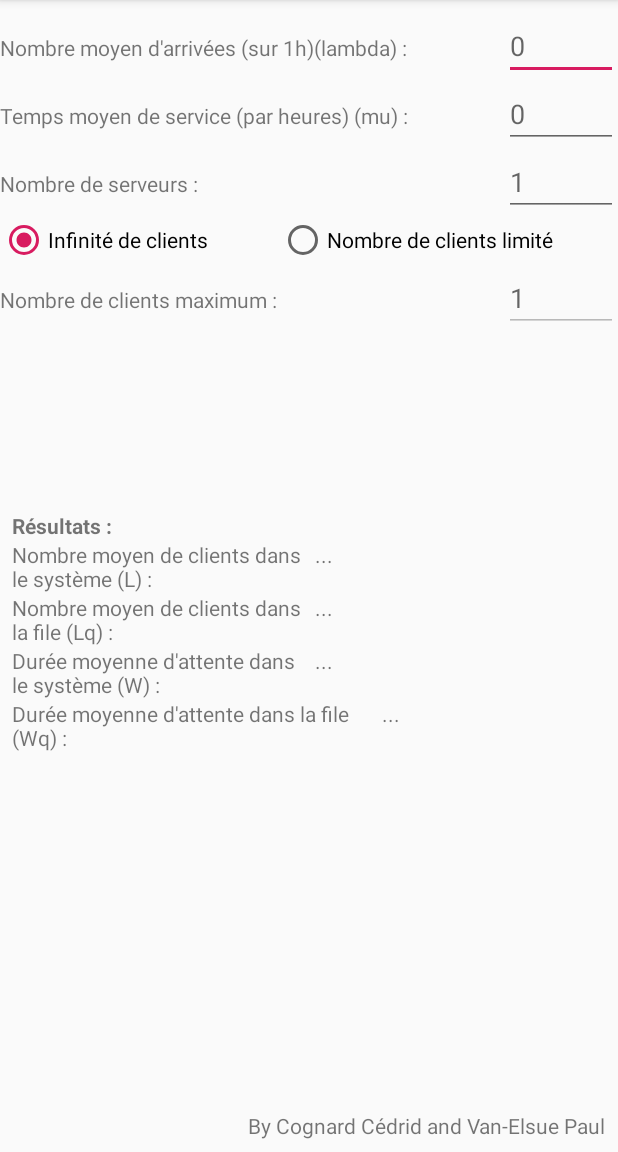
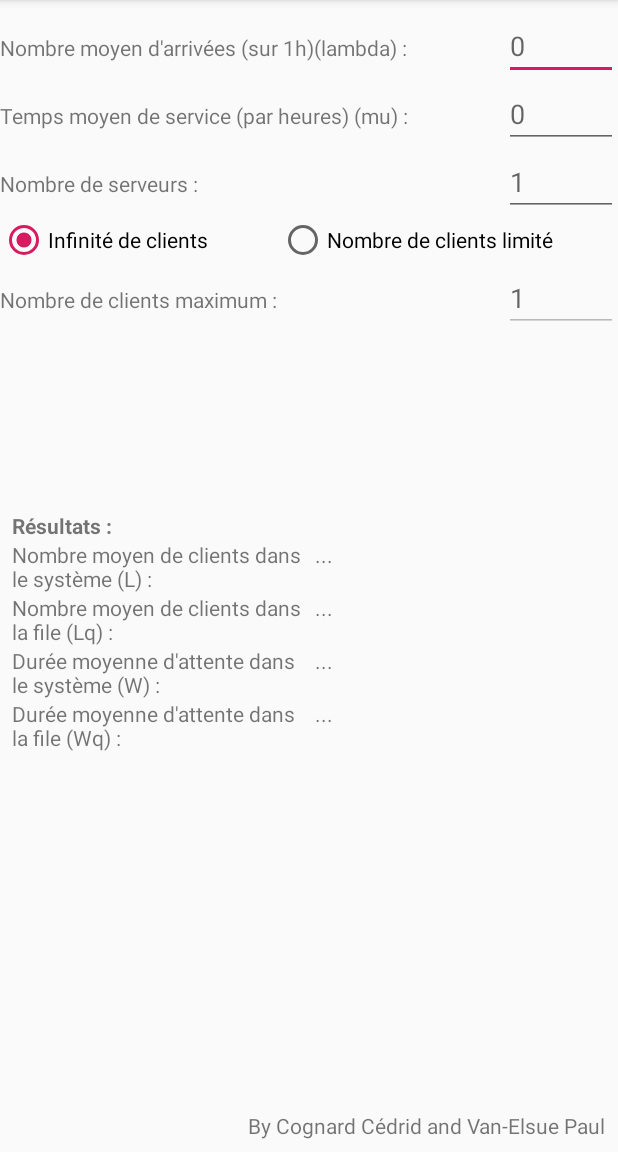
Before and after one commit to SeimuPVE/DI5S9, an Android app: the screen it shows after launch (MainActivity), on a phone screen of 412 x 824 dp, the part 84-1236 px from its top. Run offline under Robolectric (Android 15) with nearby library versions, the phone set to English and light mode, and no system bars.

Commit message:
Correcting GUI.

```diff
--- a/PStoch/AndroidApp/app/src/main/res/layout/activity_main.xml
+++ b/PStoch/AndroidApp/app/src/main/res/layout/activity_main.xml
@@ -243,7 +243,7 @@
 
             <TextView
                 android:id="@+id/label_result_Wq"
-                android:layout_width="10dp"
+                android:layout_width="100dp"
                 android:layout_height="wrap_content"
                 android:layout_weight="1"
                 android:text="@string/value_label_default_result" />
```
